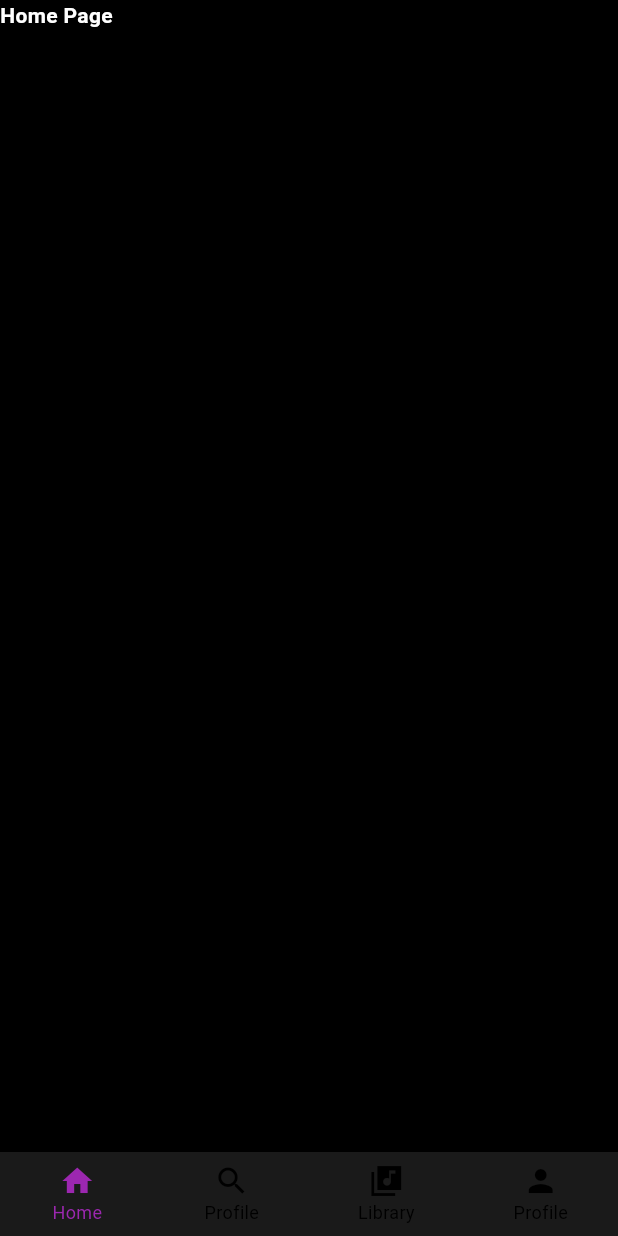
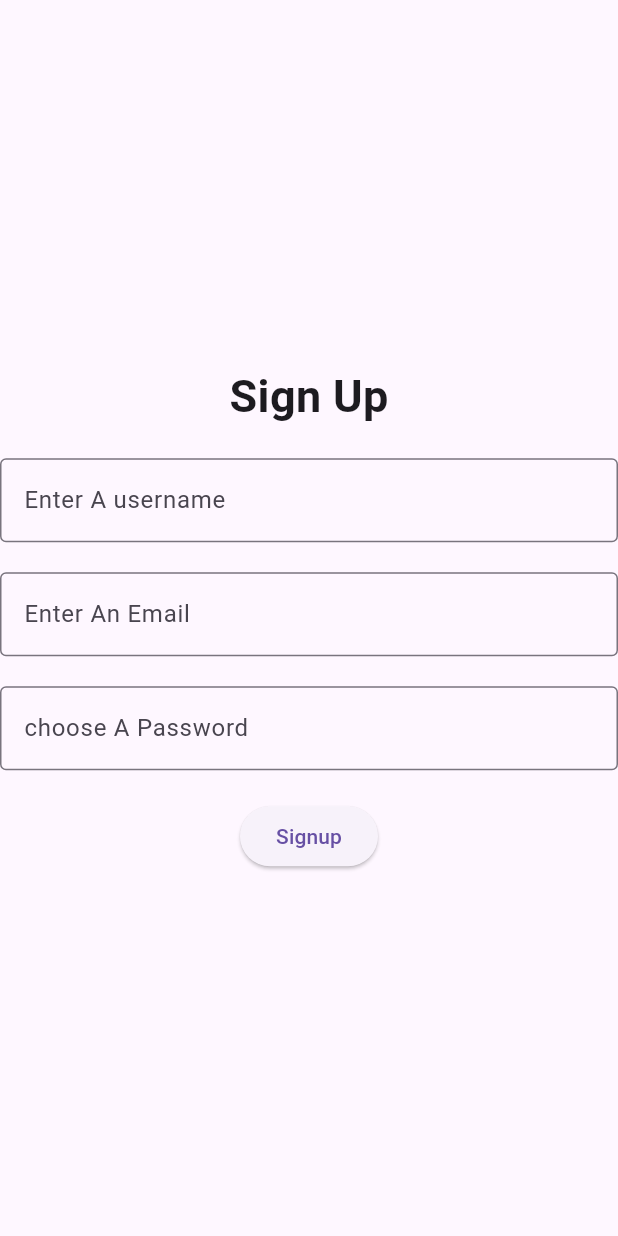
Before and after one commit to mahdiabouzeid/music-app, a Flutter app: the screen it shows after launch, on a phone screen of 412 x 824 dp. Run offline on Flutter 3.47's test engine with Material 3 defaults, Android fonts, the light colour scheme and no system bars.

Commit message:
finished login and signup

```diff
--- a/lib/main.dart
+++ b/lib/main.dart
@@ -1,5 +1,6 @@
 import 'package:flutter/material.dart';
-import 'tabbar.dart';
+import 'package:musicapp/signup.dart';
+
 
 void main() {
   runApp(const MyApp());
@@ -24,9 +25,14 @@ class MyApp extends StatelessWidget {
             fontSize: 12,
           ),
 
-        )
+
       ),
-      home: Tabbar(),
+
+        ),
+
+
+
+      home: Signup(),
     );
   }
 }
--- a/lib/profile.dart
+++ b/lib/profile.dart
@@ -9,8 +9,10 @@ class Profile extends StatefulWidget {
 class _ProfileState extends State<Profile> {
   @override
   Widget build(BuildContext context) {
-    return Scaffold(
+    return SafeArea(child:
+    Scaffold(
       body:Text('Profile',style: TextStyle(fontWeight: FontWeight.bold,color: Colors.white),),
+    ),
     );
   }
 }
--- a/lib/signup.dart
+++ b/lib/signup.dart
@@ -1 +1,59 @@
 import 'package:flutter/material.dart';
+import 'package:musicapp/login.dart';
+class Signup extends StatelessWidget {
+  const Signup({super.key});
+
+  @override
+  Widget build(BuildContext context) {
+    return MaterialApp(
+      debugShowCheckedModeBanner: false,
+      home :SafeArea(
+      child: Scaffold(
+        body:  Center(
+        child:Column(
+          mainAxisAlignment: MainAxisAlignment.center,
+         children: [
+          Container(
+            child:Text('Sign Up',style: TextStyle(
+              fontWeight: FontWeight.bold,
+              fontSize: 30
+            ),)
+          ),
+          SizedBox(height: 20.0,),
+          Container(
+            child: TextField(
+
+              decoration: const InputDecoration(
+                hintText: 'Enter A username',
+                border: OutlineInputBorder(),
+              ),
+            ),
+          ),
+          SizedBox(height: 20.0,),
+          Container( child: TextField(
+              decoration: const InputDecoration(
+                hintText: 'Enter An Email',
+                border: OutlineInputBorder(),
+              ),
+          ),
+          ),
+          SizedBox(height: 20.0,),
+          Container(
+            child:const TextField(
+              obscureText: true,
+              decoration: const InputDecoration(
+                hintText: 'choose A Password',
+                border: OutlineInputBorder(),
+              ),
+          ),
+          ),
+          SizedBox(height: 20.0,),
+          ElevatedButton(onPressed: (){
+            Navigator.of(context).push(MaterialPageRoute(builder: (context)=>LoginPage()));
+          }, child: Text('Signup'))
+         ],) ,
+         ),
+        ),
+    ),);
+  }
+}
--- a/lib/tabbar.dart
+++ b/lib/tabbar.dart
@@ -32,7 +32,7 @@ class _TabbarState extends State<Tabbar> {
 
         items: [
         BottomNavigationBarItem(icon:Icon(Icons.home) ,label: 'Home'),
-         BottomNavigationBarItem(icon:Icon(Icons.search) ,label: 'Profile'),
+         BottomNavigationBarItem(icon:Icon(Icons.search) ,label: 'Search'),
           BottomNavigationBarItem(icon:Icon(Icons.library_music_sharp) ,label: 'Library'),
           BottomNavigationBarItem(icon:Icon(Icons.person),label: 'Profile')
         ],
```
Also changed, not shown: lib/login.dart (+60 -0 lines).
